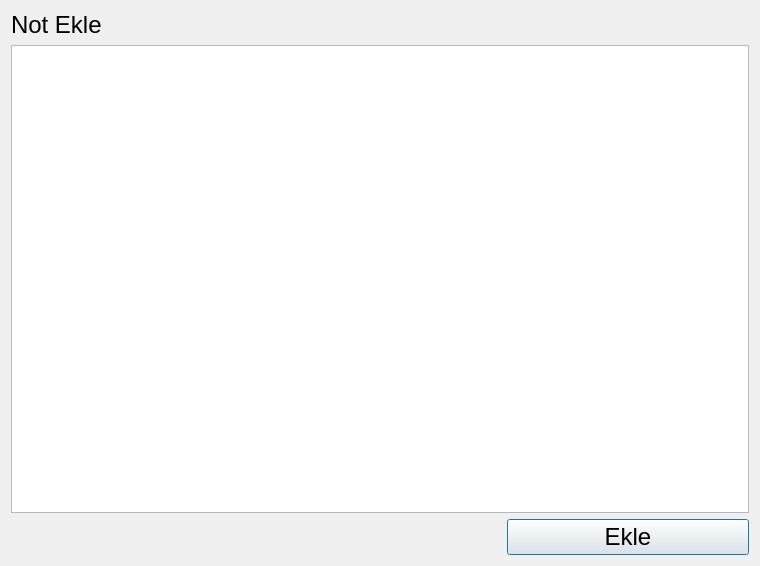
First picture: the form in src/notekledialog.ui, repository yunusemrecinar/QT5-cihaz-kimlik-teknik-servis, before the edit.
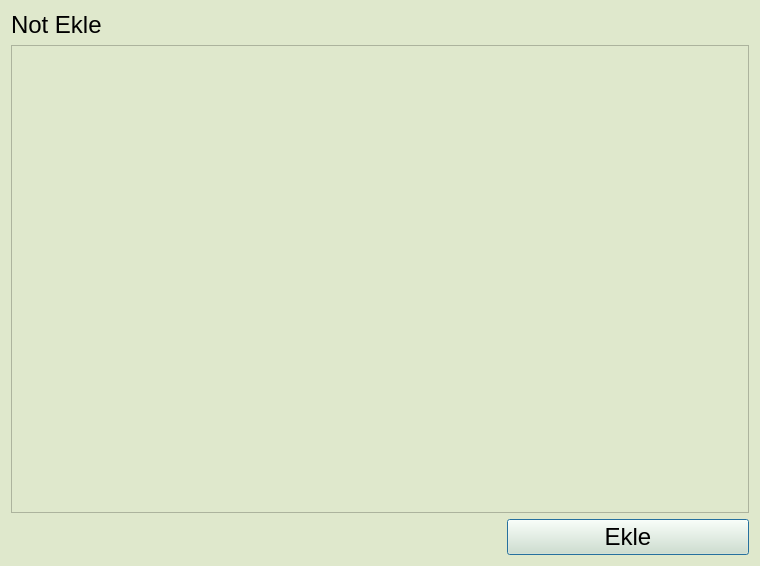
Second picture: the form after the edit.

Patch:
```diff
--- a/src/notekledialog.ui
+++ b/src/notekledialog.ui
@@ -13,6 +13,11 @@
   <property name="windowTitle">
    <string>Dialog</string>
   </property>
+  <property name="styleSheet">
+   <string notr="true">QWidget {
+  background-color: #DFE8CC ;
+}</string>
+  </property>
   <layout class="QVBoxLayout" name="verticalLayout_2">
    <item>
     <layout class="QVBoxLayout" name="verticalLayout">
```
